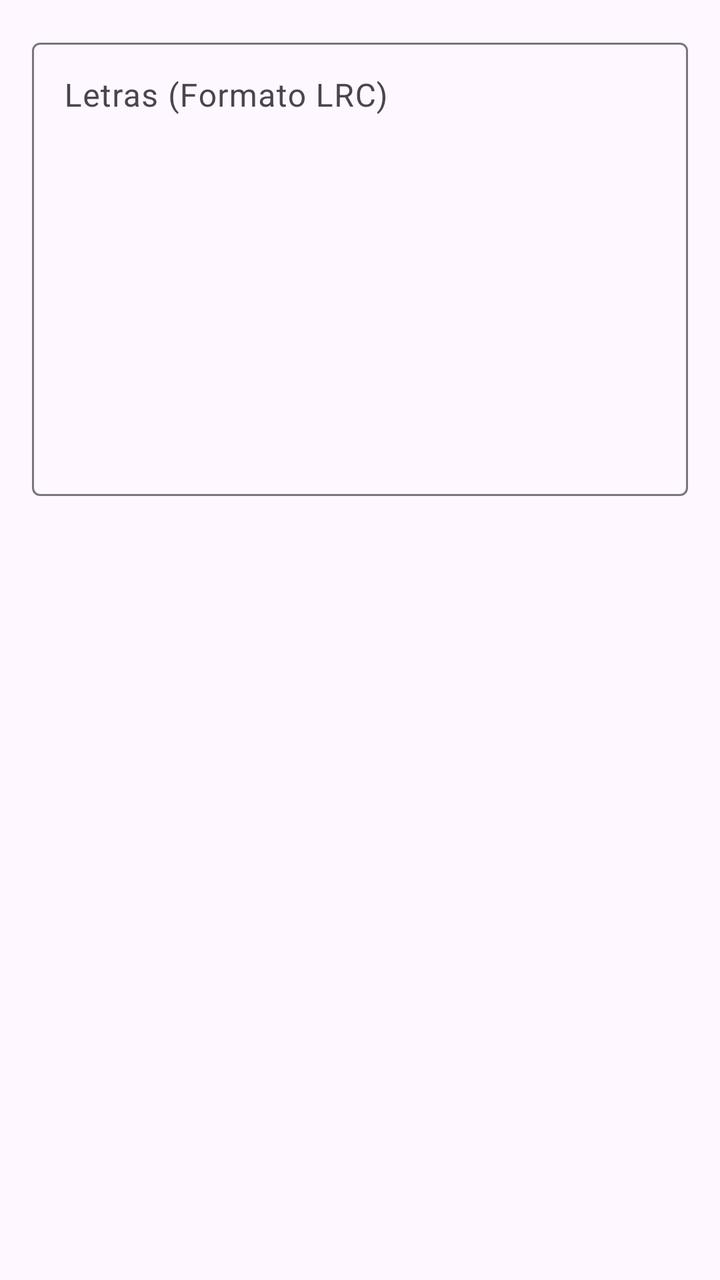
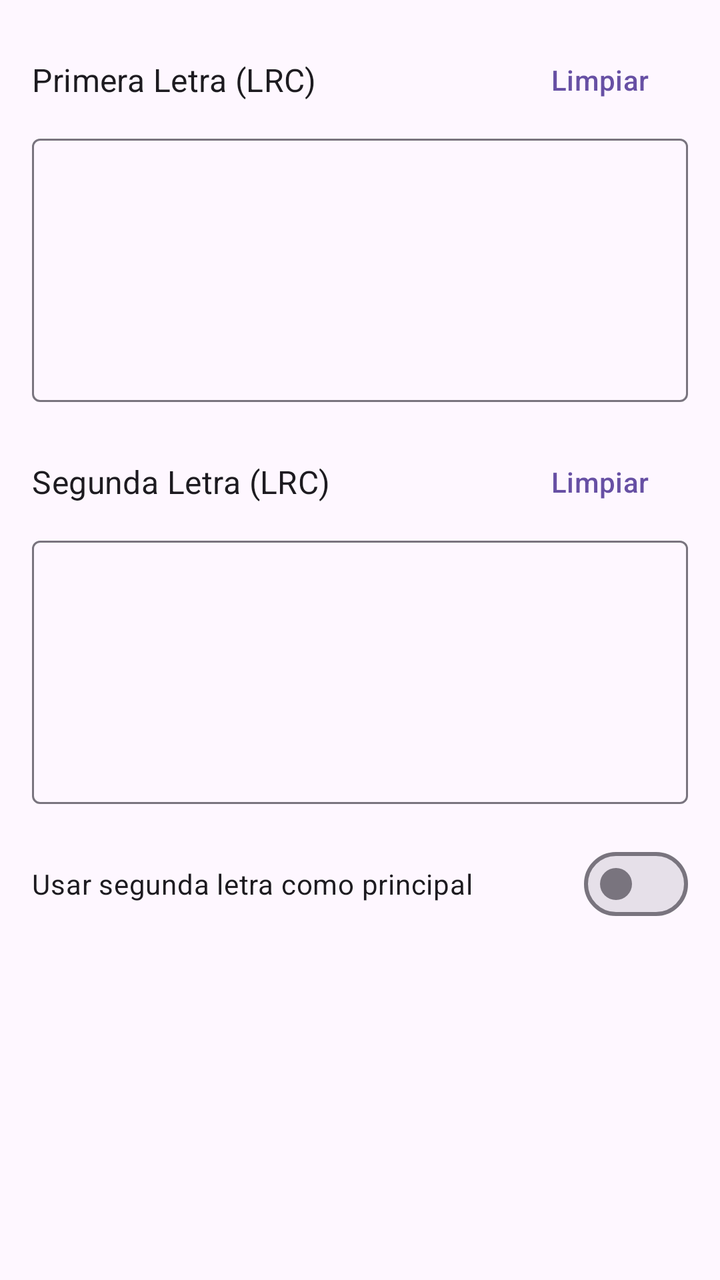

Screens rendered from an Android XML layout before and after an edit, with the pre-edit source and the edit as a unified diff.
<!-- AndroidManifest.xml: application theme Theme.Hush -->
<!-- res/layout/dialog_edit_lyrics.xml -->
<?xml version="1.0" encoding="utf-8"?>
<LinearLayout xmlns:android="http://schemas.android.com/apk/res/android"
    android:layout_width="match_parent"
    android:layout_height="match_parent"
    android:orientation="vertical"
    android:padding="16dp">

    <com.google.android.material.textfield.TextInputLayout
        android:layout_width="match_parent"
        android:layout_height="wrap_content"
        android:hint="Letras (Formato LRC)">
        <com.google.android.material.textfield.TextInputEditText
            android:id="@+id/et_lyrics"
            android:layout_width="match_parent"
            android:layout_height="wrap_content"
            android:gravity="top"
            android:inputType="textMultiLine"
            android:lines="10" />
    </com.google.android.material.textfield.TextInputLayout>

</LinearLayout>
<!-- resources referenced by this layout -->
<resources>
  <style name="Theme.Hush" parent="Theme.Material3.Light.NoActionBar">
          <item name="colorPrimary">@color/primary</item>
          <item name="colorOnPrimary">@color/on_primary</item>
          <item name="colorPrimaryContainer">@color/primary_container</item>
          <item name="colorSurface">@color/surface</item>
          <item name="colorOnSurface">@color/on_surface</item>
          <item name="colorSurfaceVariant">@color/surface_variant</item>
          <item name="colorError">@color/error</item>
          <item name="android:colorBackground">@color/background</item>
          <item name="android:windowBackground">@color/background</item>
      </style>
  <color name="primary">#6750A4</color>
  <color name="on_primary">#FFFFFF</color>
  <color name="primary_container">#EADDFF</color>
  <color name="surface">#FEF7FF</color>
  <color name="on_surface">#1C1B1F</color>
  <color name="surface_variant">#E7E0EC</color>
  <color name="error">#BA1A1A</color>
  <color name="background">#FEF7FF</color>
</resources>

<!-- the commit's change to res/layout/dialog_edit_lyrics.xml (unified diff, before → after) -->
@@ -1,21 +1,98 @@
 <?xml version="1.0" encoding="utf-8"?>
-<LinearLayout xmlns:android="http://schemas.android.com/apk/res/android"
+<ScrollView xmlns:android="http://schemas.android.com/apk/res/android"
+    xmlns:app="http://schemas.android.com/apk/res-auto"
     android:layout_width="match_parent"
-    android:layout_height="match_parent"
-    android:orientation="vertical"
-    android:padding="16dp">
+    android:layout_height="wrap_content">
 
-    <com.google.android.material.textfield.TextInputLayout
+    <LinearLayout
         android:layout_width="match_parent"
         android:layout_height="wrap_content"
-        android:hint="Letras (Formato LRC)">
-        <com.google.android.material.textfield.TextInputEditText
-            android:id="@+id/et_lyrics"
+        android:orientation="vertical"
+        android:padding="16dp">
+
+        <LinearLayout
             android:layout_width="match_parent"
             android:layout_height="wrap_content"
-            android:gravity="top"
-            android:inputType="textMultiLine"
-            android:lines="10" />
-    </com.google.android.material.textfield.TextInputLayout>
+            android:gravity="center_vertical"
+            android:orientation="horizontal">
 
-</LinearLayout>
+            <TextView
+                android:layout_width="0dp"
+                android:layout_height="wrap_content"
+                android:layout_weight="1"
+                android:text="Primera Letra (LRC)"
+                android:textAppearance="?attr/textAppearanceSubtitle1" />
+
+            <com.google.android.material.button.MaterialButton
+                android:id="@+id/btn_clear_lyrics1"
+                style="@style/Widget.Material3.Button.TextButton"
+                android:layout_width="wrap_content"
+                android:layout_height="wrap_content"
+                android:text="Limpiar" />
+        </LinearLayout>
+
+        <com.google.android.material.textfield.TextInputLayout
+            android:layout_width="match_parent"
+            android:layout_height="wrap_content"
+            app:boxBackgroundMode="outline">
+
+            <com.google.android.material.textfield.TextInputEditText
+                android:id="@+id/et_lyrics"
+                android:layout_width="match_parent"
+                android:layout_height="wrap_content"
+                android:gravity="top"
+                android:inputType="textMultiLine"
+                android:minLines="5" />
+        </com.google.android.material.textfield.TextInputLayout>
+
+        <View
+            android:layout_width="match_parent"
+            android:layout_height="16dp" />
+
+        <LinearLayout
+            android:layout_width="match_parent"
+            android:layout_height="wrap_content"
+            android:gravity="center_vertical"
+            android:orientation="horizontal">
+
+            <TextView
+                android:layout_width="0dp"
+                android:layout_height="wrap_content"
+                android:layout_weight="1"
+                android:text="Segunda Letra (LRC)"
+                android:textAppearance="?attr/textAppearanceSubtitle1" />
+
+            <com.google.android.material.button.MaterialButton
+                android:id="@+id/btn_clear_lyrics2"
+                style="@style/Widget.Material3.Button.TextButton"
+                android:layout_width="wrap_content"
+                android:layout_height="wrap_content"
+                android:text="Limpiar" />
+        </LinearLayout>
+
+        <com.google.android.material.textfield.TextInputLayout
+            android:layout_width="match_parent"
+            android:layout_height="wrap_content"
+            app:boxBackgroundMode="outline">
+
+            <com.google.android.material.textfield.TextInputEditText
+                android:id="@+id/et_lyrics2"
+                android:layout_width="match_parent"
+                android:layout_height="wrap_content"
+                android:gravity="top"
+                android:inputType="textMultiLine"
+                android:minLines="5" />
+        </com.google.android.material.textfield.TextInputLayout>
+
+        <View
+            android:layout_width="match_parent"
+            android:layout_height="16dp" />
+
+        <com.google.android.material.materialswitch.MaterialSwitch
+            android:id="@+id/switch_primary_second"
+            android:layout_width="match_parent"
+            android:layout_height="wrap_content"
+            android:text="Usar segunda letra como principal" />
+
+    </LinearLayout>
+</ScrollView>
